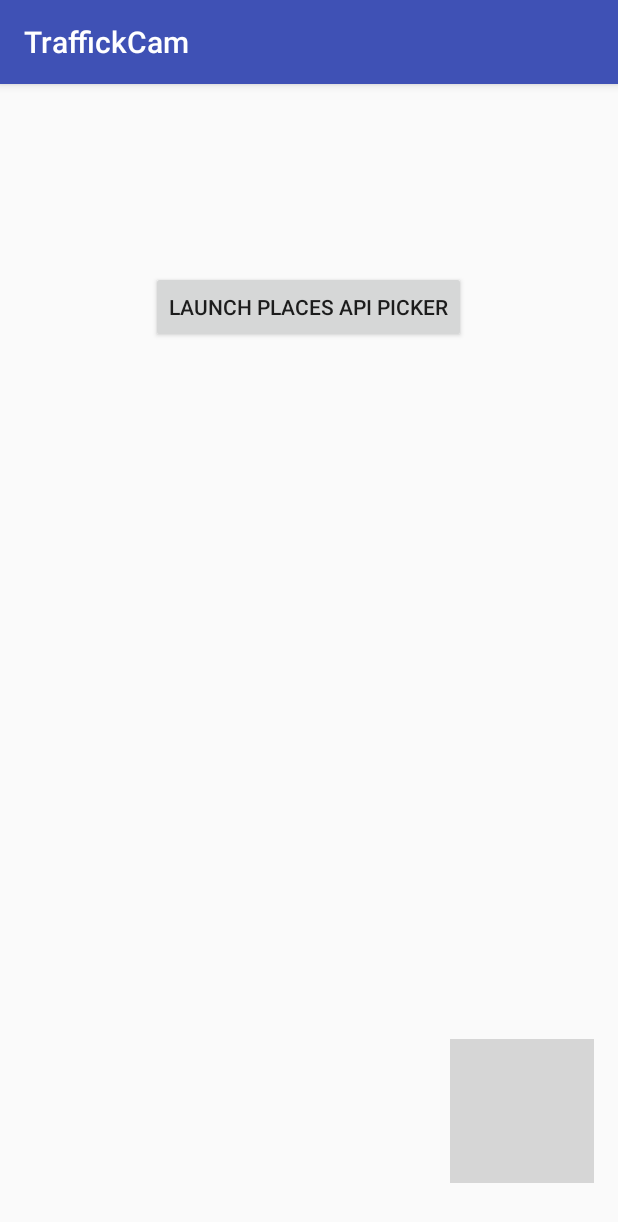
After one commit to madilynsimons/TraffickCam, an Android app: the PlacePickerActivity screen opened directly, with no data from a screen before it, on a phone screen of 412 x 824 dp. The commit adds this screen. Shown: the top 1222 px of the screen. Run offline under Robolectric (Android 15) with nearby library versions, the phone set to English and light mode, and no system bars; grey boxes are pictures that could not be loaded.

Commit message:
Place Picker added... needs to be customized for project.  order of operations improved

```diff
--- a/app/build.gradle
+++ b/app/build.gradle
@@ -27,7 +27,6 @@ dependencies {
     repositories {
         maven { url 'https://jitpack.io' }
     }
-
     compile 'com.android.support:appcompat-v7:26.0.0-alpha1'
     compile 'com.android.support.constraint:constraint-layout:1.0.2'
     compile 'com.android.support:design:26.+'
--- /dev/null
+++ b/app/src/main/java/com/example/owner/traffickcam/PlacePickerActivity.java
@@ -0,0 +1,80 @@
+package com.example.owner.traffickcam;
+
+import android.app.Activity;
+import android.content.Intent;
+import android.os.Bundle;
+import android.support.v7.app.AppCompatActivity;
+import android.text.Html;
+import android.view.View;
+import android.widget.Button;
+import android.widget.TextView;
+
+import com.google.android.gms.common.GooglePlayServicesNotAvailableException;
+import com.google.android.gms.common.GooglePlayServicesRepairableException;
+import com.google.android.gms.location.places.Place;
+import com.google.android.gms.location.places.ui.PlacePicker;
+import com.google.android.gms.maps.model.LatLng;
+import com.google.android.gms.maps.model.LatLngBounds;
+
+
+public class PlacePickerActivity extends AppCompatActivity {
+    private static final int PLACE_PICKER_REQUEST = 1;
+    private TextView mName;
+    private TextView mAddress;
+    private TextView mAttributions;
+    private static final LatLngBounds BOUNDS_MOUNTAIN_VIEW = new LatLngBounds(
+            new LatLng(37.398160, -122.180831), new LatLng(37.430610, -121.972090));
+
+    @Override
+    protected void onCreate(Bundle savedInstanceState) {
+        super.onCreate(savedInstanceState);
+        setContentView(R.layout.activity_place_picker);
+        mName = (TextView) findViewById(R.id.textView);
+        mAddress = (TextView) findViewById(R.id.textView2);
+        mAttributions = (TextView) findViewById(R.id.textView3);
+        Button pickerButton = (Button) findViewById(R.id.pickerButton);
+        pickerButton.setOnClickListener(new View.OnClickListener() {
+            @Override
+            public void onClick(View v) {
+                try {
+                    PlacePicker.IntentBuilder intentBuilder =
+                            new PlacePicker.IntentBuilder();
+                    intentBuilder.setLatLngBounds(BOUNDS_MOUNTAIN_VIEW);
+                    Intent intent = intentBuilder.build(PlacePickerActivity.this);
+                    startActivityForResult(intent, PLACE_PICKER_REQUEST);
+
+                } catch (GooglePlayServicesRepairableException
+                        | GooglePlayServicesNotAvailableException e) {
+                    e.printStackTrace();
+                }
+            }
+        });
+    }
+
+    @Override
+    protected void onActivityResult(int requestCode,
+                                    int resultCode, Intent data) {
+
+        if (requestCode == PLACE_PICKER_REQUEST
+                && resultCode == Activity.RESULT_OK) {
+
+            final Place place = PlacePicker.getPlace(data, this);
+            final CharSequence name = place.getName();
+            final CharSequence address = place.getAddress();
+            /*
+            String attributions = (String) place.getAttributions();
+            if (attributions == null) {
+                attributions = "";
+            }
+
+            mName.setText(name);
+            mAddress.setText(address);
+            mAttributions.setText(Html.fromHtml(attributions));
+            */
+
+        } else {
+            super.onActivityResult(requestCode, resultCode, data);
+        }
+    }
+
+}
--- /dev/null
+++ b/app/src/main/res/layout/activity_place_picker.xml
@@ -0,0 +1,60 @@
+<RelativeLayout xmlns:android="http://schemas.android.com/apk/res/android"
+    xmlns:tools="http://schemas.android.com/tools"
+    android:layout_width="match_parent"
+    android:layout_height="match_parent"
+    android:paddingLeft="16dp"
+    android:paddingRight="16dp"
+    android:paddingTop="16dp"
+    android:paddingBottom="16dp"
+    tools:context=".PlacePickerActivity">
+
+    <TextView
+        android:layout_width="wrap_content"
+        android:layout_height="wrap_content"
+        android:id="@+id/textView"
+        android:layout_alignParentTop="true"
+        android:layout_marginTop="20dp"
+        android:layout_centerHorizontal="true"/>
+
+    <TextView
+        android:layout_width="wrap_content"
+        android:layout_height="wrap_content"
+        android:id="@+id/textView2"
+        android:layout_below="@+id/textView"
+        android:layout_centerHorizontal="true"/>
+
+    <Button
+        android:layout_width="wrap_content"
+        android:layout_height="wrap_content"
+        android:text="Launch Places API Picker"
+        android:id="@+id/pickerButton"
+        android:layout_below="@+id/textView2"
+        android:layout_centerHorizontal="true"
+        android:layout_marginTop="50dp"/>
+
+    <TextView
+        android:layout_width="wrap_content"
+        android:layout_height="wrap_content"
+        android:id="@+id/textView3"
+        android:layout_alignParentBottom="true"
+        android:layout_alignParentRight="true"
+        android:layout_alignParentEnd="true"/>
+
+    <ImageView
+        android:layout_width="wrap_content"
+        android:layout_height="wrap_content"
+        android:layout_above="@+id/textView3"
+        android:layout_alignParentRight="true"
+        android:layout_alignParentEnd="true"
+        android:id="@+id/poweredBy"
+        android:src="@drawable/powered_by_google_light"/>
+
+    <ImageView
+        android:layout_width="100dp"
+        android:layout_height="100dp"
+        android:layout_marginBottom="-20dp"
+        android:layout_above="@+id/poweredBy"
+        android:layout_alignParentRight="true"
+        android:layout_alignParentEnd="true"
+        android:id="@+id/truiton_image"/>
+</RelativeLayout>
--- a/build.gradle
+++ b/build.gradle
@@ -6,6 +6,7 @@ buildscript {
     }
 
     dependencies {
+
         classpath 'com.android.tools.build:gradle:2.3.3'
 
         // NOTE: Do not place your application dependencies here; they belong
```
Also changed, not shown: app/src/main/AndroidManifest.xml (+16 -6 lines), app/src/main/java/com/example/owner/traffickcam/ConfirmHotelActivity.java (added, +98 -0 lines), app/src/main/java/com/example/owner/traffickcam/TraffickCamFotoActivity.java (+10 -0 lines), app/src/main/res/layout/activity_confirm_hotel.xml (added, +20 -0 lines).
